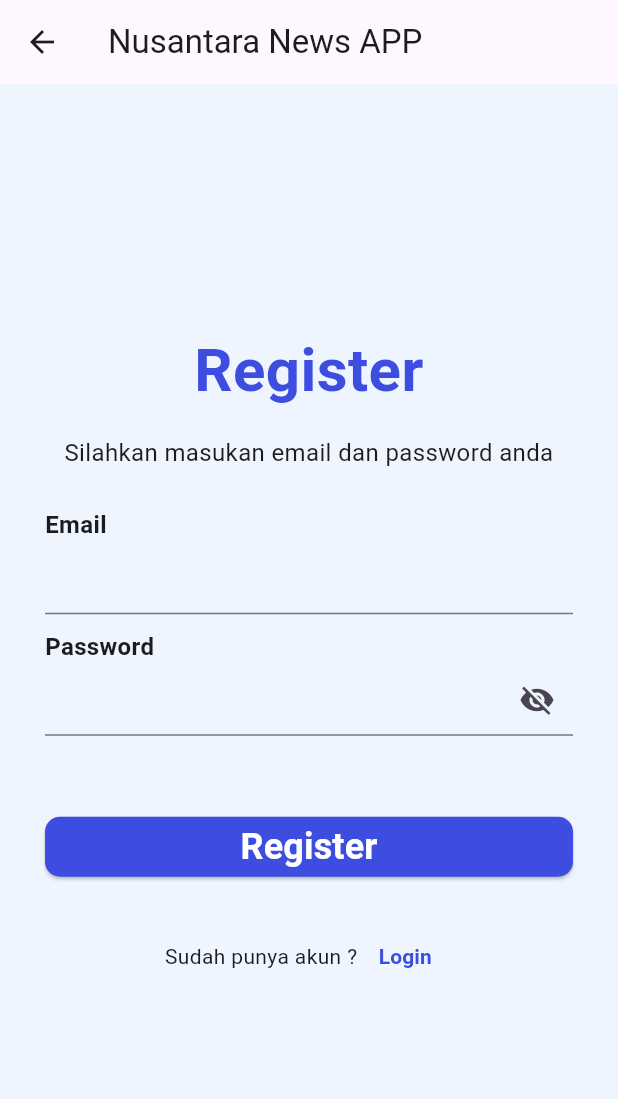
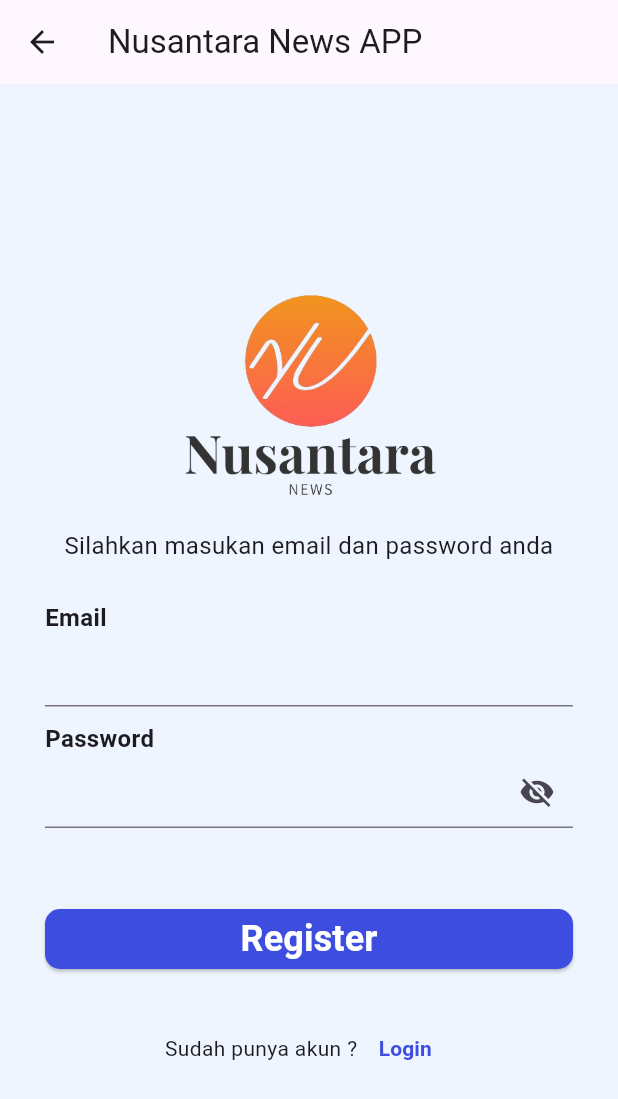
Before and after one commit to aldisakti2/Nusantara-News-App, a Flutter app: the RegisterScreen screen opened by its route, on a phone screen of 412 x 824 dp. Shown: the top 1099 px of the screen. Run offline on Flutter 3.47's test engine with Material 3 defaults, Android fonts, the phone set to English and light mode, and no system bars; our stand-ins replace bloc, firebase_auth, firebase_core, flutter_bloc, google_fonts, google_sign_in and 1 more; accounts and stored records are empty; network calls fail.

Commit message:
update logo login dan register

```diff
--- a/lib/pages/register.dart
+++ b/lib/pages/register.dart
@@ -57,13 +57,12 @@ class _RegisterScreenState extends State<RegisterScreen> {
             child: ListView(
               shrinkWrap: true,
               children: [
-                const Text(
-                  "Register",
-                  textAlign: TextAlign.center,
-                  style: TextStyle(
-                      fontSize: 40,
-                      fontWeight: FontWeight.bold,
-                      color: Color(0xff3D4DE0)),
+                const SizedBox(height: 30),
+                Center(
+                  child: Image.asset(
+                    'assets/images/Logo.png',
+                    height: 150,
+                  ),
                 ),
                 const SizedBox(
                   height: 15,
```
Also changed, not shown: lib/pages/login.dart (+6 -8 lines).
